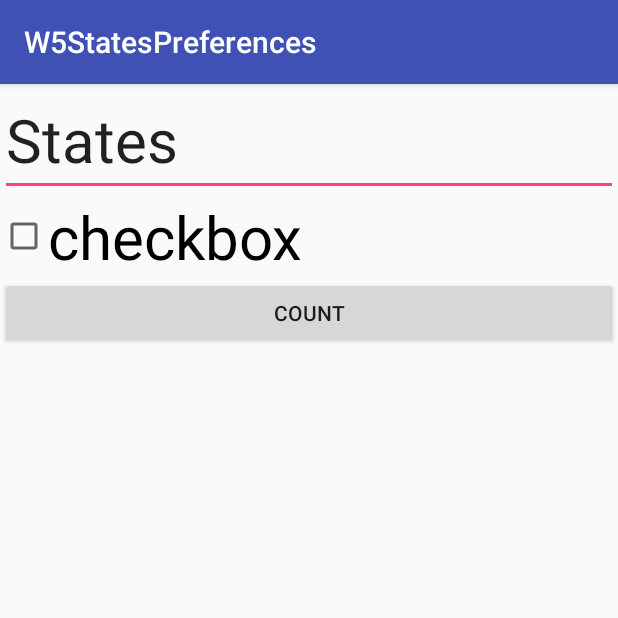
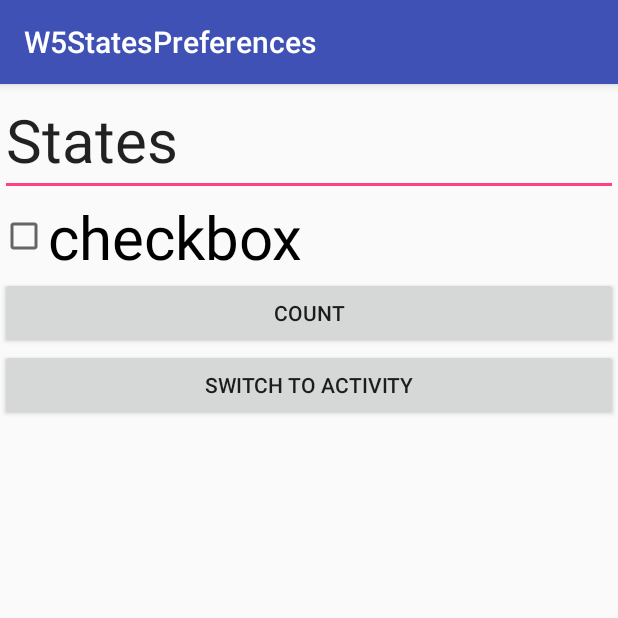
Before and after one commit to fabio001/W5StatesPreferences, an Android app: the screen it shows after launch (MainActivity), on a phone screen of 412 x 824 dp, the top half of it. Run offline under Robolectric (Android 15) with nearby library versions, the phone set to English and light mode, and no system bars.

Commit message:
Starting a new activity is added.

```diff
--- a/app/build.gradle
+++ b/app/build.gradle
@@ -24,9 +24,9 @@ dependencies {
     androidTestCompile('com.android.support.test.espresso:espresso-core:2.2.2', {
         exclude group: 'com.android.support', module: 'support-annotations'
     })
+
+    compile group: 'org.jsoup', name: 'jsoup', version: '1.7.2'
     compile 'com.android.support:appcompat-v7:25.1.1'
     compile 'com.android.support.constraint:constraint-layout:1.0.0-beta4'
     testCompile 'junit:junit:4.12'
-
-    compile group: 'org.jsoup', name: 'jsoup', version: '1.7.2'
 }
--- a/app/src/main/AndroidManifest.xml
+++ b/app/src/main/AndroidManifest.xml
@@ -16,6 +16,7 @@
                 <category android:name="android.intent.category.LAUNCHER" />
             </intent-filter>
         </activity>
+        <activity android:name=".AnotherActivity"></activity>
     </application>
 
 </manifest>
--- a/app/src/main/res/layout/activity_main.xml
+++ b/app/src/main/res/layout/activity_main.xml
@@ -27,4 +27,11 @@
         android:onClick="increment"
         android:text="Count"/>
 
+    <Button
+        android:layout_width="match_parent"
+        android:layout_height="wrap_content"
+        android:id="@+id/activity"
+        android:onClick="switchActivity"
+        android:text="Switch to Activity"/>
+
 </LinearLayout>
```
Also changed, not shown: app/src/main/java/com/example/gl/w5statespreferences/AnotherActivity.java (added, +14 -0 lines), app/src/main/java/com/example/gl/w5statespreferences/MainActivity.java (+7 -0 lines), app/src/main/res/layout/activity_another.xml (added, +15 -0 lines).
